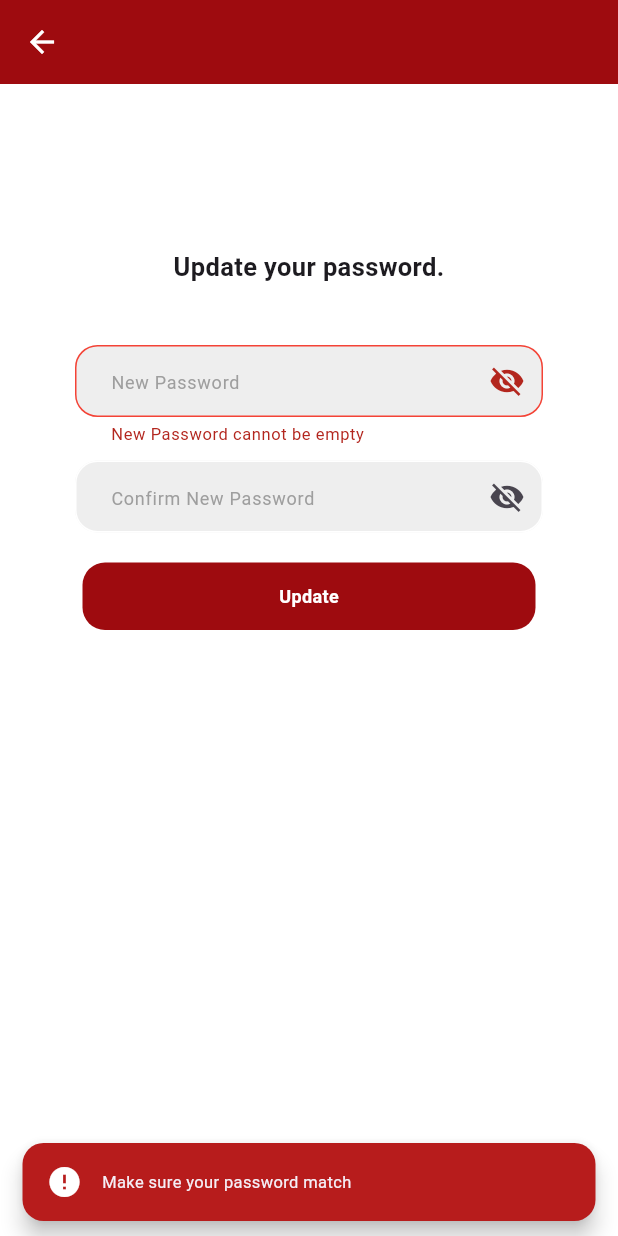
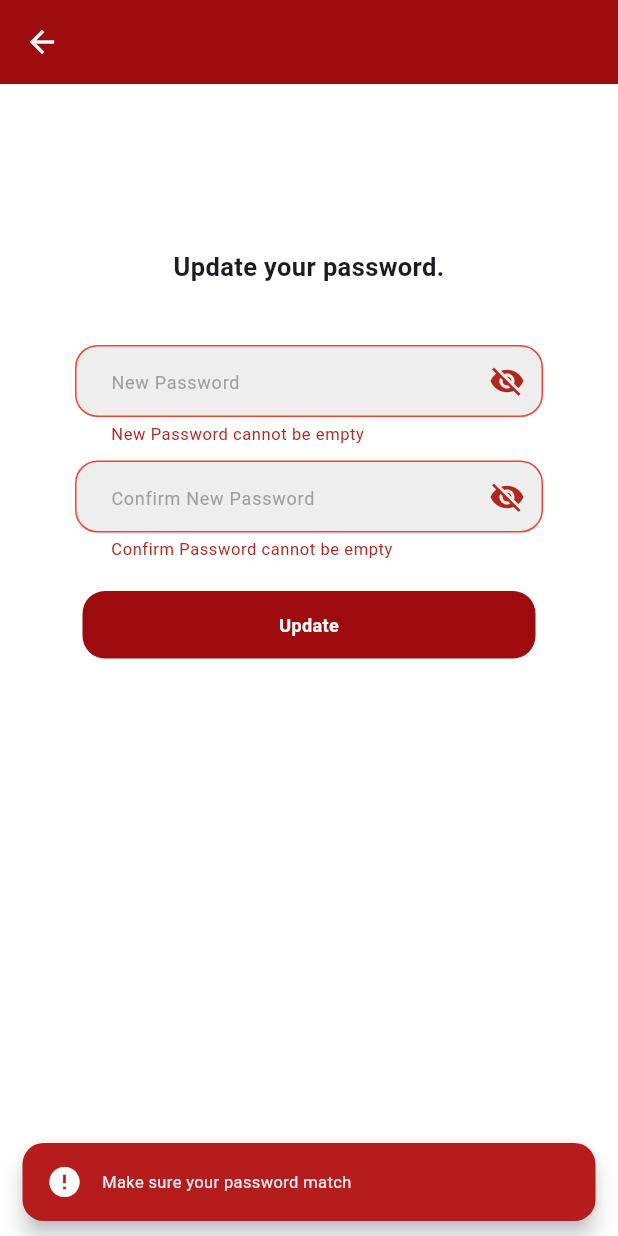
Before and after one commit to gabrielSantoc/myEUC-x-Supabase, a Flutter app: the ChangePasswordScreen screen opened by its route, after a tap on "Update", on a phone screen of 412 x 824 dp. Run offline on Flutter 3.47's test engine with Material 3 defaults, Android fonts, the phone set to English and light mode, and no system bars; our stand-ins replace convex_bottom_bar, flutter_markdown, hive, hive_flutter, loading_animation_widget, page_transition and 1 more; missing offline and left inert: onesignal_flutter; accounts and stored records are empty; network calls fail.

Commit message:
Update update_password.dart

```diff
--- a/lib/auth/update_password.dart
+++ b/lib/auth/update_password.dart
@@ -132,7 +132,7 @@ class _ChangePasswordScreenState extends State<ChangePasswordScreen> {
                   ),
 
                   validator: (value) {
-                    Validator.of(context).validateConfirmation(value, _passwordController.text.trim(), 'Confirm Password');
+                    return Validator.of(context).validateConfirmation(value, _passwordController.text.trim(), 'Confirm Password');
                   }
                 ),
 
```
